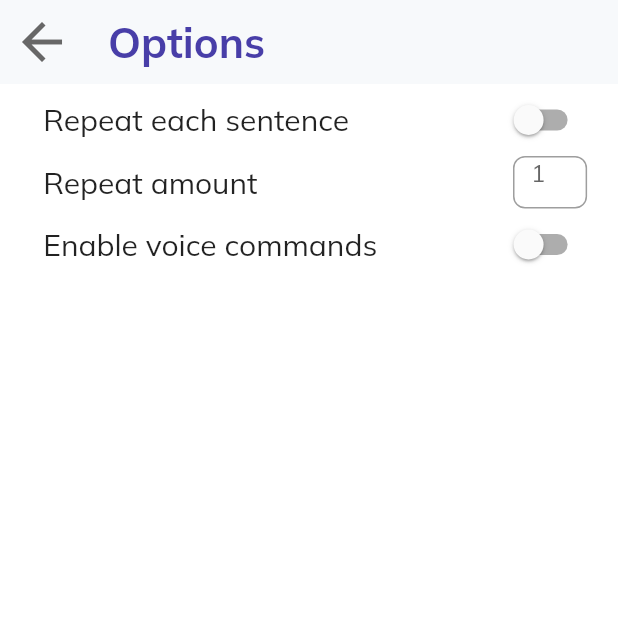
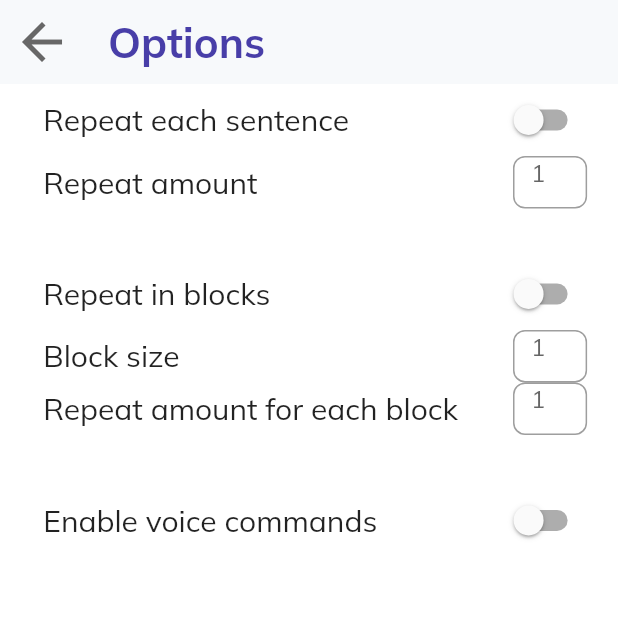
Before and after one commit to InnoSWP/InnoMemorizerApp, a Flutter app: the OptionsScreen screen opened directly, on a phone screen of 412 x 824 dp, the top half of it. Run offline on Flutter 3.47's test engine with Material 2 defaults, Android fonts, the phone set to English and light mode, and no system bars; our stand-ins replace dio, dotted_border, file_picker, google_fonts, scrollable_positioned_list, shared_preferences and 1 more; missing offline and left inert: alan_voice, pdf_text; accounts and stored records are empty.

Commit message:
Populated the options page

```diff
--- a/lib/widgets/options.dart
+++ b/lib/widgets/options.dart
@@ -12,9 +12,11 @@ class OptionsScreen extends StatefulWidget {
 }
 
 class _OptionsScreenState extends State<OptionsScreen> {
+  bool repeatEachSentence = false;
+  bool enableVoiceCommands = false;
+  bool repeatInBlocks = false;
+
   var _numberOfRepetitions = 1;
-  var _repeatEverySentence = false;
-  var _enableVoiceCommand = false;
 
   final TextEditingController _repetitionsController = TextEditingController();
 
@@ -22,38 +24,18 @@ class _OptionsScreenState extends State<OptionsScreen> {
   void initState() {
     super.initState();
     loadNumberOfRepetitions();
-    loadRepeatingEverySentence();
-    loadEnabledVoiceCommands();
   }
 
   void loadNumberOfRepetitions() async {
     SharedPreferences prefs = await SharedPreferences.getInstance();
+    setState(() {
       _numberOfRepetitions = (prefs.getInt('numberOfRepetitions') ?? 1);
-  }
-
-  void loadRepeatingEverySentence() async {
-    SharedPreferences prefs = await SharedPreferences.getInstance();
-    _repeatEverySentence = (prefs.getBool('repeatEverySentence') ?? false);
-  }
-
-  void loadEnabledVoiceCommands() async {
-    SharedPreferences prefs = await SharedPreferences.getInstance();
-    _enableVoiceCommand = (prefs.getBool('enableVoiceCommand') ?? false);
+    });
   }
 
   void setNumberOfRepetitions(int val) async {
     SharedPreferences prefs = await SharedPreferences.getInstance();
     prefs.setInt('numberOfRepetitions', val);
-  }
-
-  void setRepeatingEverySentence(bool val) async {
-    SharedPreferences prefs = await SharedPreferences.getInstance();
-    prefs.setBool('repeatEverySentence', val);
-  }
-
-  void setEnabledVoiceCommands(bool val) async {
-    SharedPreferences prefs = await SharedPreferences.getInstance();
-    prefs.setBool('enableVoiceCommand', val);
   }
 
   @override
@@ -67,10 +49,7 @@ class _OptionsScreenState extends State<OptionsScreen> {
                 color: CustomColors.greyText, size: 40),
             onPressed: () async {
               setNumberOfRepetitions(
-                  int.tryParse(_repetitionsController.value.text.toString()) ??
-                      1);
-              setRepeatingEverySentence(_repeatEverySentence);
-              setEnabledVoiceCommands(_enableVoiceCommand);
+                  int.tryParse(_repetitionsController.value.text.toString()) ?? 1);
               Navigator.of(context).pop();
             },
           ),
@@ -95,10 +74,10 @@ class _OptionsScreenState extends State<OptionsScreen> {
                         padding: EdgeInsets.only(
                             right: MediaQuery.of(context).size.width * 0.05),
                         child: Switch(
-                            value: _repeatEverySentence,
+                            value: repeatEachSentence,
                             onChanged: (value) {
                               setState(() {
-                                _repeatEverySentence ^= true;
+                                repeatEachSentence ^= true;
                               });
                             }))
                   ],
@@ -138,7 +117,110 @@ class _OptionsScreenState extends State<OptionsScreen> {
                     ),
                   ],
                 ),
+
+
+
+                Padding(
+                  padding: EdgeInsets.only(
+                    top: MediaQuery.of(context).size.height * 0.04,
+                  ),
+                  child: Row(
+                    children: [
+                      const Expanded(
+                        child: Text('Repeat in blocks',
+                            style: TextStyle(fontSize: 20)),
+                      ),
+                      Container(
+                          padding: EdgeInsets.only(
+                              right: MediaQuery.of(context).size.width * 0.05),
+                          child: Switch(
+                              value: repeatInBlocks,
+                              onChanged: (value) {
+                                setState(() {
+                                  repeatInBlocks ^= true;
+                                });
+                              }
+                          ))
+                    ],
+                  ),
+                ),
                 Row(
+                  children: [
+                    const Expanded(
+                      child:
+                      Text('Block size', style: TextStyle(fontSize: 20)),
+                    ),
+                    Container(
+                      padding: EdgeInsets.only(
+                          right: MediaQuery.of(context).size.width * 0.05),
+                      height: 35,
+                      width: 70,
+                      child: TextField(
+                        keyboardType: TextInputType.number,
+                        inputFormatters: <TextInputFormatter>[
+                          FilteringTextInputFormatter.allow(RegExp(r'[0-9]')),
+                          FilteringTextInputFormatter.digitsOnly
+                        ],
+                        //controller: _repetitionsController,
+                        maxLines: 1,
+                        decoration: InputDecoration(
+                            border: OutlineInputBorder(
+                              borderSide: const BorderSide(
+                                  color: CustomColors.blueBorder),
+                              borderRadius: BorderRadius.circular(8),
+                            ),
+                            focusedBorder: OutlineInputBorder(
+                              borderSide: const BorderSide(
+                                  color: CustomColors.darkBlueBorder),
+                              borderRadius: BorderRadius.circular(8),
+                            ),
+                            hintText: '1'),
+                      ),
+                    ),
+                  ],
+                ),
+                Row(
+                  children: [
+                    const Expanded(
+                      child:
+                      Text('Repeat amount for each block', style: TextStyle(fontSize: 20)),
+                    ),
+                    Container(
+                      padding: EdgeInsets.only(
+                          right: MediaQuery.of(context).size.width * 0.05),
+                      height: 35,
+                      width: 70,
+                      child: TextField(
+                        keyboardType: TextInputType.number,
+                        inputFormatters: <TextInputFormatter>[
+                          FilteringTextInputFormatter.allow(RegExp(r'[0-9]')),
+                          FilteringTextInputFormatter.digitsOnly
+                        ],
+                        //controller: _repetitionsController,
+                        maxLines: 1,
+                        decoration: InputDecoration(
+                            border: OutlineInputBorder(
+                              borderSide: const BorderSide(
+                                  color: CustomColors.blueBorder),
+                              borderRadius: BorderRadius.circular(8),
+                            ),
+                            focusedBorder: OutlineInputBorder(
+                              borderSide: const BorderSide(
+                                  color: CustomColors.darkBlueBorder),
+                              borderRadius: BorderRadius.circular(8),
+                            ),
+                            hintText: '1'),
+                      ),
+                    ),
+                  ],
+                ),
+
+
+                Padding(
+                  padding: EdgeInsets.only(
+                    top: MediaQuery.of(context).size.height * 0.04,
+                  ),
+                  child: Row(
                     children: [
                       const Expanded(
                         child: Text('Enable voice commands',
@@ -148,14 +230,15 @@ class _OptionsScreenState extends State<OptionsScreen> {
                           padding: EdgeInsets.only(
                               right: MediaQuery.of(context).size.width * 0.05),
                           child: Switch(
-                            value: _enableVoiceCommand,
+                              value: enableVoiceCommands,
                               onChanged: (value) {
                                 setState(() {
-                                _enableVoiceCommand ^= true;
+                                  enableVoiceCommands ^= true;
                                 });
                               }))
                     ],
-                )
+                  ),
+                ),
               ],
             )));
   }
```
Lines whose indentation alone changed are shown as unchanged.
